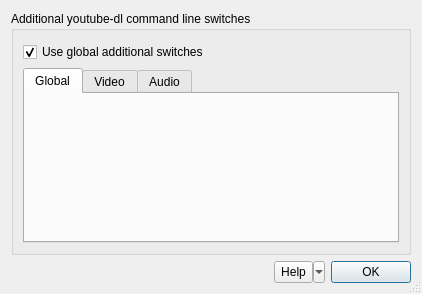
MatusGuy/youtube-dl_GUI, file interface/addswitches_simple.ui: the form before one commit.
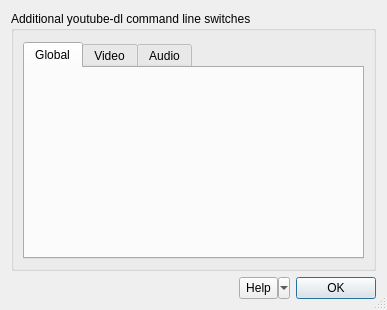
The form after the commit. Icons and pictures are not drawn.

Commit message: Change of plans: media specific additional switches work like this: youtube-dl <predefined> + <global> + <audio/video>

Patch:
```diff
--- a/interface/addswitches_simple.ui
+++ b/interface/addswitches_simple.ui
@@ -9,8 +9,8 @@
    <rect>
     <x>0</x>
     <y>0</y>
-    <width>422</width>
-    <height>294</height>
+    <width>387</width>
+    <height>310</height>
    </rect>
   </property>
   <property name="windowTitle">
@@ -58,7 +58,7 @@
       <property name="topMargin">
        <number>11</number>
       </property>
-      <item row="1" column="0">
+      <item row="0" column="0">
        <widget class="QTabWidget" name="Tabs">
         <property name="styleSheet">
          <string notr="true">QTextEdit{
@@ -146,16 +146,6 @@
         </widget>
        </widget>
       </item>
-      <item row="0" column="0">
-       <widget class="QCheckBox" name="GlobalOption">
-        <property name="text">
-         <string>Use global additional switches</string>
-        </property>
-        <property name="checked">
-         <bool>true</bool>
-        </property>
-       </widget>
-      </item>
      </layout>
     </widget>
    </item>
```
Left out of the diff: 3 changed lines with no effect on the pictures. The commit also changes 4 other files.
